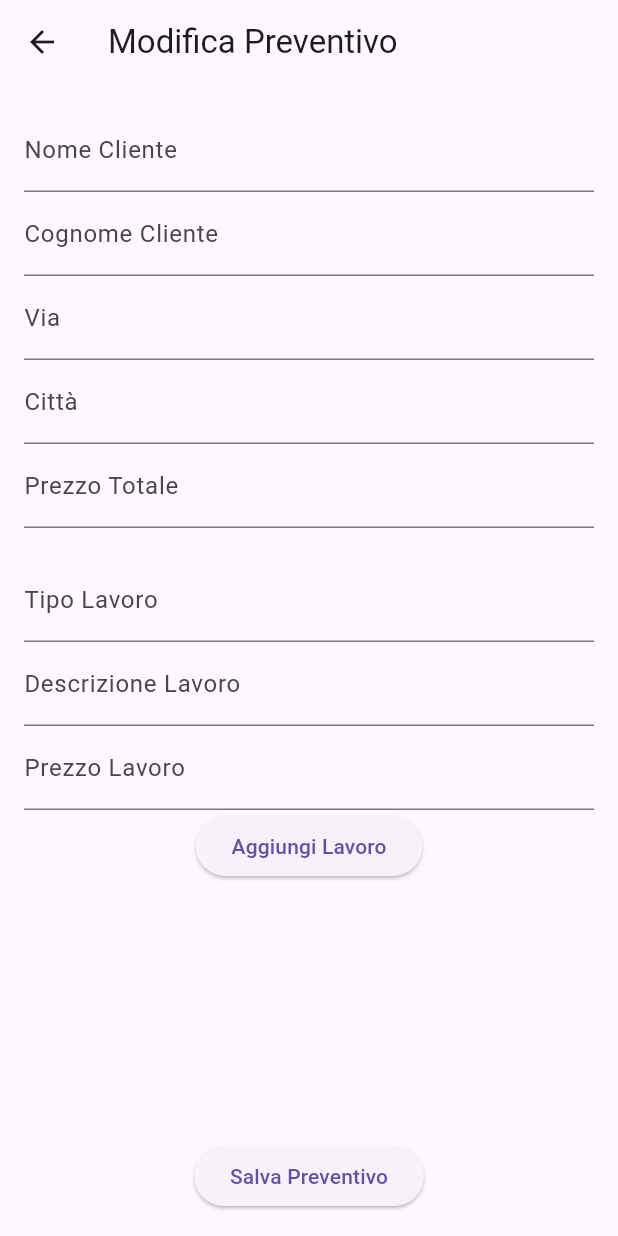
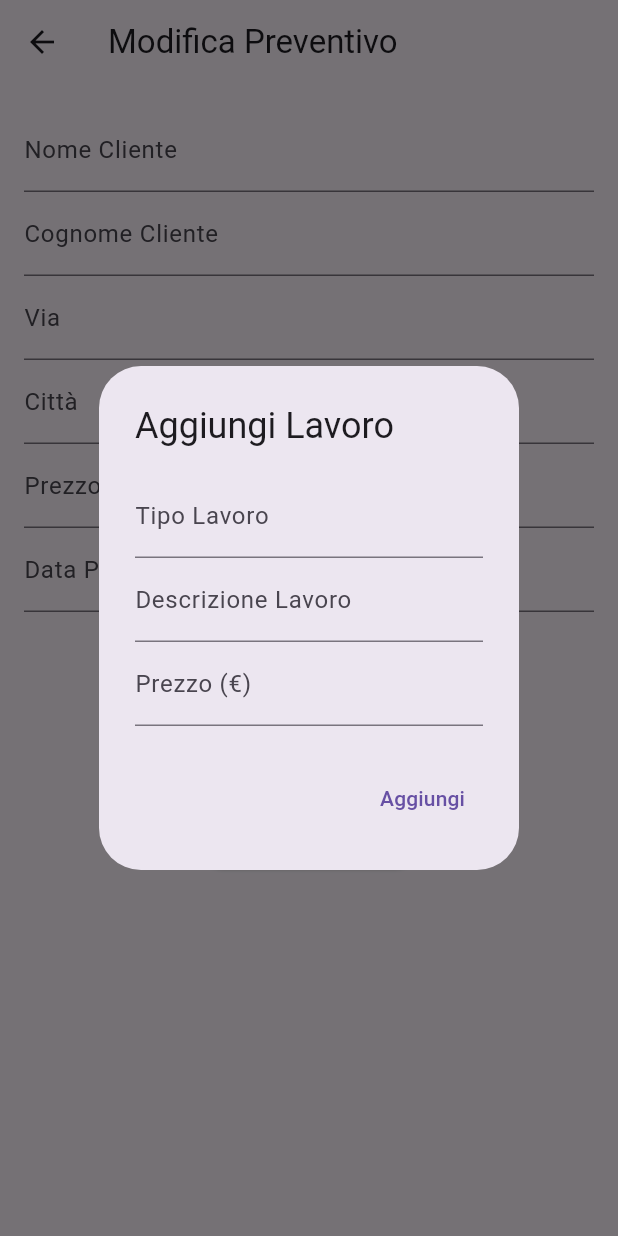
Before and after one commit to Ignoto95/preventivi_app, a Flutter app: the ModificaPreventivoPage screen opened directly with empty values, after a tap on "Aggiungi Lavoro", on a phone screen of 412 x 824 dp. Run offline on Flutter 3.47's test engine with Material 3 defaults, Android fonts, the phone set to English and light mode, and no system bars; our stand-ins replace firebase_auth, firebase_core; missing offline and left inert: dart:html; accounts and stored records are empty; network calls fail.

Commit message:
pagina modificata v.1.0

```diff
--- a/lib/ModificaPreventivoPage.dart
+++ /dev/null
@@ -1,168 +0,0 @@
-import 'dart:convert';
-import 'package:flutter/material.dart';
-import 'package:http/http.dart' as http;
-
-class ModificaPreventivoPage extends StatefulWidget {
-  final Map<String, dynamic> preventivo;
-
-  ModificaPreventivoPage({required this.preventivo});
-
-  @override
-  _ModificaPreventivoPageState createState() => _ModificaPreventivoPageState();
-}
-
-class _ModificaPreventivoPageState extends State<ModificaPreventivoPage> {
-  late TextEditingController nomeClienteController;
-  late TextEditingController cognomeClienteController;
-  late TextEditingController viaController;
-  late TextEditingController cittaController;
-  late TextEditingController prezzoTotaleController;
-
-  List<Map<String, dynamic>> lavori = [];
-
-  String tipoLavoro = '';
-  String descrizioneLavoro = '';
-  double prezzoLavoro = 0.0;
-
-  @override
-  void initState() {
-    super.initState();
-
-    // Inizializzo i controller con i valori esistenti del preventivo
-    nomeClienteController = TextEditingController(text: widget.preventivo["nome_cliente"]);
-    cognomeClienteController = TextEditingController(text: widget.preventivo["cognome_cliente"]);
-    viaController = TextEditingController(text: widget.preventivo["via"]);
-    cittaController = TextEditingController(text: widget.preventivo["citta"]);
-    prezzoTotaleController = TextEditingController(text: widget.preventivo["prezzo_totale"].toString());
-
-    // Popola i lavori esistenti dal preventivo in una lista di oggetti
-    lavori = List<Map<String, dynamic>>.from(widget.preventivo["lavori"] ?? []);
-  }
-
-  Future<void> salvaPreventivo() async {
-    try {
-      final response = await http.put(
-        Uri.parse('http://94.176.182.61:3000/preventivo/lavori/${widget.preventivo["id_preventivo"]}'),
-        headers: {'Content-Type': 'application/json'},
-        body: json.encode({
-          "lavori": lavori,  // Invia l'array dei lavori aggiornati al server
-        }),
-      );
-
-      if (response.statusCode == 200) {
-        Navigator.pop(context, true);  // Torna alla pagina precedente e aggiorna
-      } else {
-        throw Exception('Errore durante l\'aggiornamento del preventivo');
-      }
-    } catch (e) {
-      print('Errore: $e');
-    }
-  }
-
-  void aggiungiLavoro() {
-    if (tipoLavoro.isNotEmpty && descrizioneLavoro.isNotEmpty && prezzoLavoro > 0) {
-      setState(() {
-        lavori.add({
-          "tipo_lavoro": tipoLavoro,
-          "descrizione_lavoro": descrizioneLavoro,
-          "prezzo": prezzoLavoro
-        });
-        tipoLavoro = '';
-        descrizioneLavoro = '';
-        prezzoLavoro = 0.0;
-      });
-    }
-  }
-
-  @override
-  Widget build(BuildContext context) {
-    return Scaffold(
-      appBar: AppBar(
-        title: Text('Modifica Preventivo'),
-      ),
-      body: Padding(
-        padding: const EdgeInsets.all(16.0),
-        child: Column(
-          children: [
-            // Form per modificare i dettagli del cliente e del preventivo
-            TextField(
-              controller: nomeClienteController,
-              decoration: InputDecoration(labelText: 'Nome Cliente'),
-            ),
-            TextField(
-              controller: cognomeClienteController,
-              decoration: InputDecoration(labelText: 'Cognome Cliente'),
-            ),
-            TextField(
-              controller: viaController,
-              decoration: InputDecoration(labelText: 'Via'),
-            ),
-            TextField(
-              controller: cittaController,
-              decoration: InputDecoration(labelText: 'Città'),
-            ),
-            TextField(
-              controller: prezzoTotaleController,
-              keyboardType: TextInputType.number,
-              decoration: InputDecoration(labelText: 'Prezzo Totale'),
-            ),
-            SizedBox(height: 20),
-
-            // Aggiungi nuovo lavoro
-            TextField(
-              onChanged: (value) => tipoLavoro = value,
-              decoration: InputDecoration(labelText: 'Tipo Lavoro'),
-            ),
-            TextField(
-              onChanged: (value) => descrizioneLavoro = value,
-              decoration: InputDecoration(labelText: 'Descrizione Lavoro'),
-            ),
-            TextField(
-              onChanged: (value) => prezzoLavoro = double.tryParse(value) ?? 0.0,
-              keyboardType: TextInputType.number,
-              decoration: InputDecoration(labelText: 'Prezzo Lavoro'),
-            ),
-            ElevatedButton(
-              onPressed: aggiungiLavoro,
-              child: Text('Aggiungi Lavoro'),
-            ),
-            SizedBox(height: 20),
-
-            // Lista dei lavori esistenti con la possibilità di eliminarli
-            Expanded(
-              child: ListView.builder(
-                itemCount: lavori.length,
-                itemBuilder: (context, index) {
-                  return ListTile(
-                    title: Column(
-                      crossAxisAlignment: CrossAxisAlignment.start,
-                      children: [
-                        Text('Tipo: ${lavori[index]["tipo_lavoro"]}'),
-                        Text('Descrizione: ${lavori[index]["descrizione_lavoro"]}'),
-                        Text('Prezzo: ${lavori[index]["prezzo"]} EUR'),
-                      ],
-                    ),
-                    trailing: IconButton(
-                      icon: Icon(Icons.delete),
-                      onPressed: () {
-                        setState(() {
-                          lavori.removeAt(index);  // Rimuove il lavoro dalla lista
-                        });
-                      },
-                    ),
-                  );
-                },
-              ),
-            ),
-
-            // Pulsante per salvare il preventivo
-            ElevatedButton(
-              onPressed: salvaPreventivo,
-              child: Text('Salva Preventivo'),
-            ),
-          ],
-        ),
-      ),
-    );
-  }
-}
--- a/lib/home_page.dart
+++ b/lib/home_page.dart
@@ -4,7 +4,7 @@ import 'package:http/http.dart' as http;
 import 'dart:convert';
 import 'package:preventivi_app/services/pdf_service.dart';
 import 'create_preventivo_page.dart';
-import 'ModificaPreventivoPage.dart';
+import 'modifica_preventivo_page.dart';
 
 class HomePage extends StatefulWidget {
   @override
@@ -107,7 +107,7 @@ class _HomePageState extends State<HomePage> {
             SizedBox(height: 10),
             TextField(
               decoration: InputDecoration(
-                labelText: 'Cerca',
+                labelText: 'Cerca per Cliente',
                 prefixIcon: Icon(Icons.search),
                 border: OutlineInputBorder(),
               ),
--- /dev/null
+++ b/lib/modifica_preventivo_page.dart
@@ -0,0 +1,229 @@
+import 'dart:convert';
+import 'package:flutter/material.dart';
+import 'package:http/http.dart' as http;
+
+class ModificaPreventivoPage extends StatefulWidget {
+  final Map<String, dynamic> preventivo;
+
+  ModificaPreventivoPage({required this.preventivo});
+
+  @override
+  _ModificaPreventivoPageState createState() => _ModificaPreventivoPageState();
+}
+
+class _ModificaPreventivoPageState extends State<ModificaPreventivoPage> {
+  late TextEditingController nomeClienteController;
+  late TextEditingController cognomeClienteController;
+  late TextEditingController viaController;
+  late TextEditingController cittaController;
+  late TextEditingController prezzoTotaleController;
+  late TextEditingController dataPreventivoController;  // Controller per la data
+
+  List<Map<String, dynamic>> lavori = [];
+
+  @override
+  void initState() {
+    super.initState();
+
+    nomeClienteController = TextEditingController(text: widget.preventivo["nome_cliente"]);
+    cognomeClienteController = TextEditingController(text: widget.preventivo["cognome_cliente"]);
+    viaController = TextEditingController(text: widget.preventivo["via"]);
+    cittaController = TextEditingController(text: widget.preventivo["citta"]);
+    prezzoTotaleController = TextEditingController(text: widget.preventivo["prezzo_totale"].toString());
+
+    // Inizializza la data (se è presente nel preventivo)
+    dataPreventivoController = TextEditingController(text: widget.preventivo["data_preventivo"] ?? DateTime.now().toIso8601String().split('T')[0]);
+
+    lavori = List<Map<String, dynamic>>.from(widget.preventivo["lavori"] ?? []).map((lavoro) {
+      lavoro['prezzo'] = double.tryParse(lavoro['prezzo'].toString()) ?? 0.0;
+      return lavoro;
+    }).toList();
+  }
+
+  // Funzione per selezionare la data
+  Future<void> _selectDate(BuildContext context) async {
+    final DateTime? picked = await showDatePicker(
+      context: context,
+      initialDate: DateTime.parse(dataPreventivoController.text),
+      firstDate: DateTime(2000),
+      lastDate: DateTime(2101),
+    );
+
+    if (picked != null && picked != DateTime.parse(dataPreventivoController.text)) {
+      setState(() {
+        dataPreventivoController.text = picked.toIso8601String().split('T')[0];  // Aggiorna la data nel controller
+      });
+    }
+  }
+
+  Future<void> salvaPreventivo() async {
+    try {
+      // Costruzione del payload da inviare al server
+      final Map<String, dynamic> preventivoAggiornato = {
+        "id_preventivo": widget.preventivo["id_preventivo"],
+        "nome_cliente": nomeClienteController.text.trim(),
+        "cognome_cliente": cognomeClienteController.text.trim(),
+        "via": viaController.text.trim(),
+        "citta": cittaController.text.trim(),
+        "prezzo_totale": double.tryParse(prezzoTotaleController.text.trim()) ?? 0.0,
+        "data_preventivo": dataPreventivoController.text,  // Invia la data
+        "lavori": lavori,  // Invia l'array dei lavori aggiornati al server
+      };
+
+      print('Dati inviati al server:');
+      print(json.encode(preventivoAggiornato));
+
+      final response = await http.put(
+        Uri.parse('http://94.176.182.61:3000/preventivi/modifica'),
+        headers: {'Content-Type': 'application/json'},
+        body: json.encode(preventivoAggiornato),
+      );
+
+      if (response.statusCode == 200) {
+        Navigator.pop(context, true); // Torna alla pagina precedente e aggiorna
+      } else {
+        print('Errore durante l\'aggiornamento del preventivo. Codice: ${response.statusCode}');
+        print('Risposta del server: ${response.body}');
+        throw Exception('Errore durante l\'aggiornamento del preventivo');
+      }
+    } catch (e) {
+      print('Errore: $e');
+      ScaffoldMessenger.of(context).showSnackBar(
+        SnackBar(content: Text('Errore durante l\'aggiornamento del preventivo.')),
+      );
+    }
+  }
+
+  void showLavoroDialog({Map<String, dynamic>? lavoro, int? index}) {
+    final TextEditingController tipoController = TextEditingController(
+        text: lavoro != null ? lavoro['tipo_lavoro'] : '');
+    final TextEditingController descrizioneController = TextEditingController(
+        text: lavoro != null ? lavoro['descrizione_lavoro'] : '');
+    final TextEditingController prezzoController = TextEditingController(
+        text: lavoro != null ? lavoro['prezzo'].toString() : '');
+
+    showDialog(
+      context: context,
+      builder: (context) {
+        return AlertDialog(
+          title: Text(lavoro != null ? 'Modifica Lavoro' : 'Aggiungi Lavoro'),
+          content: Column(
+            mainAxisSize: MainAxisSize.min,
+            children: [
+              TextField(controller: tipoController, decoration: InputDecoration(labelText: 'Tipo Lavoro')),
+              TextField(controller: descrizioneController, decoration: InputDecoration(labelText: 'Descrizione Lavoro')),
+              TextField(
+                controller: prezzoController,
+                decoration: InputDecoration(labelText: 'Prezzo (€)'),
+                keyboardType: TextInputType.numberWithOptions(decimal: true),
+              ),
+            ],
+          ),
+          actions: [
+            TextButton(
+              onPressed: () {
+                final tipoLavoro = tipoController.text.trim();
+                final descrizione = descrizioneController.text.trim();
+                final prezzo = double.tryParse(prezzoController.text.trim()) ?? 0.0;
+
+                if (tipoLavoro.isNotEmpty && prezzo != null) {
+                  setState(() {
+                    final nuovoLavoro = {
+                      'tipo_lavoro': tipoLavoro,
+                      'descrizione_lavoro': descrizione,
+                      'prezzo': prezzo,
+                    };
+                    if (lavoro != null && index != null) {
+                      lavori[index] = nuovoLavoro;
+                    } else {
+                      lavori.add(nuovoLavoro);
+                    }
+                  });
+                  Navigator.pop(context);
+                } else {
+                  ScaffoldMessenger.of(context).showSnackBar(
+                    SnackBar(content: Text('Compila correttamente i campi del lavoro.')),
+                  );
+                }
+              },
+              child: Text(lavoro != null ? 'Modifica' : 'Aggiungi'),
+            ),
+          ],
+        );
+      },
+    );
+  }
+
+  @override
+  Widget build(BuildContext context) {
+    return Scaffold(
+      appBar: AppBar(
+        title: Text('Modifica Preventivo'),
+      ),
+      body: Padding(
+        padding: const EdgeInsets.all(16.0),
+        child: SingleChildScrollView(
+          child: Column(
+            children: [
+              TextField(controller: nomeClienteController, decoration: InputDecoration(labelText: 'Nome Cliente')),
+              TextField(controller: cognomeClienteController, decoration: InputDecoration(labelText: 'Cognome Cliente')),
+              TextField(controller: viaController, decoration: InputDecoration(labelText: 'Via')),
+              TextField(controller: cittaController, decoration: InputDecoration(labelText: 'Città')),
+              TextField(controller: prezzoTotaleController, decoration: InputDecoration(labelText: 'Prezzo Totale (€)')),
+
+              // Aggiungi il campo Data Preventivo
+              TextField(
+                controller: dataPreventivoController,
+                decoration: InputDecoration(labelText: 'Data Preventivo'),
+                readOnly: true,
+                onTap: () => _selectDate(context),  // Seleziona la data
+              ),
+
+              SizedBox(height: 20),
+              Text(
+                'Lavori Aggiunti:',
+                style: TextStyle(fontWeight: FontWeight.bold, fontSize: 18),
+              ),
+              ListView.builder(
+                shrinkWrap: true,
+                physics: NeverScrollableScrollPhysics(),
+                itemCount: lavori.length,
+                itemBuilder: (context, index) {
+                  final lavoro = lavori[index];
+                  return Card(
+                    margin: EdgeInsets.symmetric(vertical: 8),
+                    child: ListTile(
+                      title: Text('${lavoro['tipo_lavoro']} - €${double.tryParse(lavoro['prezzo'].toString())?.toStringAsFixed(2) ?? '0.00'}'),
+                      subtitle: Text('Descrizione: ${lavoro['descrizione_lavoro']}'),
+                      trailing: Row(
+                        mainAxisSize: MainAxisSize.min,
+                        children: [
+                          IconButton(
+                            icon: Icon(Icons.edit, color: Colors.blue),
+                            onPressed: () => showLavoroDialog(lavoro: lavoro, index: index),
+                          ),
+                          IconButton(
+                            icon: Icon(Icons.delete, color: Colors.red),
+                            onPressed: () {
+                              setState(() {
+                                lavori.removeAt(index);
+                              });
+                            },
+                          ),
+                        ],
+                      ),
+                    ),
+                  );
+                },
+              ),
+              SizedBox(height: 16),
+              ElevatedButton(onPressed: () => showLavoroDialog(), child: Text('Aggiungi Lavoro')),
+              SizedBox(height: 16),
+              ElevatedButton(onPressed: salvaPreventivo, child: Text('Salva Preventivo')),
+            ],
+          ),
+        ),
+      ),
+    );
+  }
+}
--- a/lib/services/pdf_service.dart
+++ b/lib/services/pdf_service.dart
@@ -1,3 +1,5 @@
+// ignore_for_file: unused_local_variable
+
 import 'dart:html' as html;
 import 'package:http/http.dart' as http;
 
```
